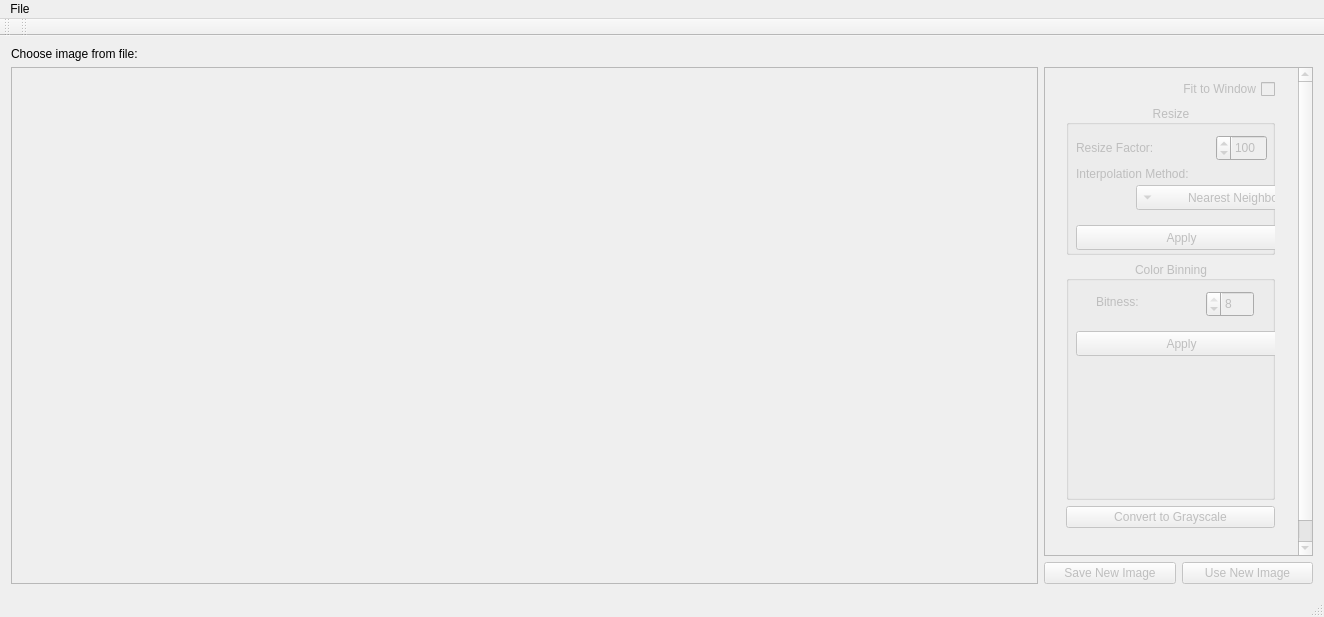
This is imageprocessor.ui in Mathagoris/Digital-Image-Processing as Qt 5 draws it before an edit. The edited form follows.
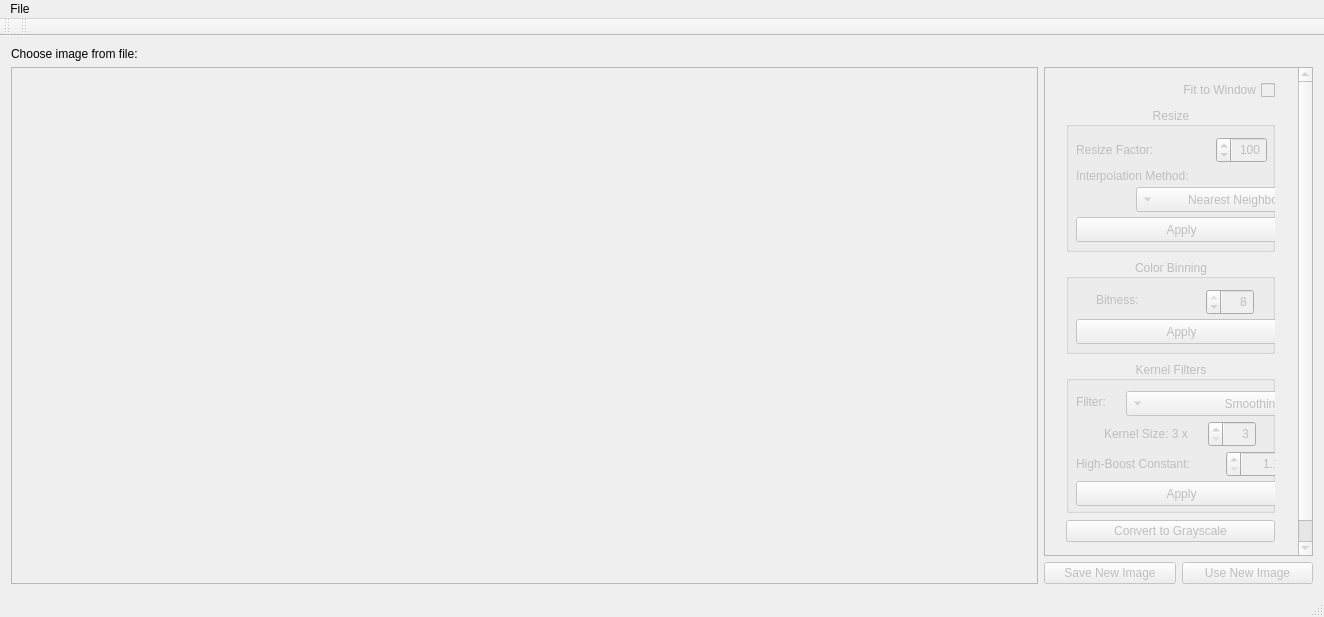
This is the edited form.

Diff of the .ui file:
```diff
--- a/imageprocessor.ui
+++ b/imageprocessor.ui
@@ -166,7 +166,7 @@
               <x>10</x>
               <y>0</y>
               <width>231</width>
-              <height>471</height>
+              <height>489</height>
              </rect>
             </property>
             <layout class="QVBoxLayout" name="vertLayout">
@@ -185,10 +185,16 @@
              </item>
              <item>
               <widget class="QGroupBox" name="resizeGroup">
+               <property name="minimumSize">
+                <size>
+                 <width>0</width>
+                 <height>145</height>
+                </size>
+               </property>
                <property name="maximumSize">
                 <size>
                  <width>16777215</width>
-                 <height>150</height>
+                 <height>145</height>
                 </size>
                </property>
                <property name="title">
@@ -226,7 +232,7 @@
                  </rect>
                 </property>
                 <property name="alignment">
-                 <set>Qt::AlignLeading|Qt::AlignLeft|Qt::AlignVCenter</set>
+                 <set>Qt::AlignRight|Qt::AlignTrailing|Qt::AlignVCenter</set>
                 </property>
                 <property name="specialValueText">
                  <string/>
@@ -303,7 +309,7 @@
                 <property name="geometry">
                  <rect>
                   <x>10</x>
-                  <y>120</y>
+                  <y>110</y>
                   <width>211</width>
                   <height>25</height>
                  </rect>
@@ -329,6 +335,18 @@
              </item>
              <item>
               <widget class="QGroupBox" name="colorResolution">
+               <property name="minimumSize">
+                <size>
+                 <width>0</width>
+                 <height>95</height>
+                </size>
+               </property>
+               <property name="maximumSize">
+                <size>
+                 <width>16777215</width>
+                 <height>95</height>
+                </size>
+               </property>
                <property name="title">
                 <string>Color Binning</string>
                </property>
@@ -357,6 +375,9 @@
                   <height>26</height>
                  </rect>
                 </property>
+                <property name="alignment">
+                 <set>Qt::AlignRight|Qt::AlignTrailing|Qt::AlignVCenter</set>
+                </property>
                 <property name="minimum">
                  <number>1</number>
                 </property>
@@ -371,7 +392,158 @@
                 <property name="geometry">
                  <rect>
                   <x>10</x>
-                  <y>70</y>
+                  <y>60</y>
+                  <width>211</width>
+                  <height>25</height>
+                 </rect>
+                </property>
+                <property name="text">
+                 <string>Apply</string>
+                </property>
+               </widget>
+              </widget>
+             </item>
+             <item>
+              <widget class="QGroupBox" name="kernelFilterGroup">
+               <property name="minimumSize">
+                <size>
+                 <width>0</width>
+                 <height>152</height>
+                </size>
+               </property>
+               <property name="maximumSize">
+                <size>
+                 <width>16777215</width>
+                 <height>152</height>
+                </size>
+               </property>
+               <property name="title">
+                <string>Kernel Filters</string>
+               </property>
+               <property name="alignment">
+                <set>Qt::AlignCenter</set>
+               </property>
+               <widget class="QComboBox" name="kernelFilterComboBox">
+                <property name="geometry">
+                 <rect>
+                  <x>60</x>
+                  <y>30</y>
+                  <width>161</width>
+                  <height>25</height>
+                 </rect>
+                </property>
+                <item>
+                 <property name="text">
+                  <string>Smoothing</string>
+                 </property>
+                </item>
+                <item>
+                 <property name="text">
+                  <string>Median</string>
+                 </property>
+                </item>
+                <item>
+                 <property name="text">
+                  <string>Sharpening Laplacian</string>
+                 </property>
+                </item>
+                <item>
+                 <property name="text">
+                  <string>High-Boosting</string>
+                 </property>
+                </item>
+               </widget>
+               <widget class="QLabel" name="filterLabel">
+                <property name="geometry">
+                 <rect>
+                  <x>10</x>
+                  <y>30</y>
+                  <width>67</width>
+                  <height>21</height>
+                 </rect>
+                </property>
+                <property name="text">
+                 <string>Filter:</string>
+                </property>
+               </widget>
+               <widget class="QLabel" name="kernelSizeLabel">
+                <property name="geometry">
+                 <rect>
+                  <x>38</x>
+                  <y>60</y>
+                  <width>101</width>
+                  <height>26</height>
+                 </rect>
+                </property>
+                <property name="text">
+                 <string>Kernel Size: 3 x</string>
+                </property>
+               </widget>
+               <widget class="QSpinBox" name="kernelSizeSpin">
+                <property name="geometry">
+                 <rect>
+                  <x>142</x>
+                  <y>60</y>
+                  <width>48</width>
+                  <height>26</height>
+                 </rect>
+                </property>
+                <property name="alignment">
+                 <set>Qt::AlignRight|Qt::AlignTrailing|Qt::AlignVCenter</set>
+                </property>
+                <property name="minimum">
+                 <number>3</number>
+                </property>
+                <property name="maximum">
+                 <number>9</number>
+                </property>
+                <property name="singleStep">
+                 <number>2</number>
+                </property>
+               </widget>
+               <widget class="QLabel" name="hbConstLabel">
+                <property name="geometry">
+                 <rect>
+                  <x>10</x>
+                  <y>90</y>
+                  <width>151</width>
+                  <height>26</height>
+                 </rect>
+                </property>
+                <property name="text">
+                 <string>High-Boost Constant:</string>
+                </property>
+               </widget>
+               <widget class="QDoubleSpinBox" name="hbConstSpin">
+                <property name="geometry">
+                 <rect>
+                  <x>160</x>
+                  <y>90</y>
+                  <width>61</width>
+                  <height>26</height>
+                 </rect>
+                </property>
+                <property name="alignment">
+                 <set>Qt::AlignRight|Qt::AlignTrailing|Qt::AlignVCenter</set>
+                </property>
+                <property name="decimals">
+                 <number>1</number>
+                </property>
+                <property name="minimum">
+                 <double>1.100000000000000</double>
+                </property>
+                <property name="maximum">
+                 <double>10.000000000000000</double>
+                </property>
+                <property name="singleStep">
+                 <double>0.100000000000000</double>
+                </property>
+               </widget>
+               <widget class="QPushButton" name="applyKernelFilter">
+                <property name="geometry">
+                 <rect>
+                  <x>10</x>
+                  <y>120</y>
                   <width>211</width>
                   <height>25</height>
                  </rect>
```
